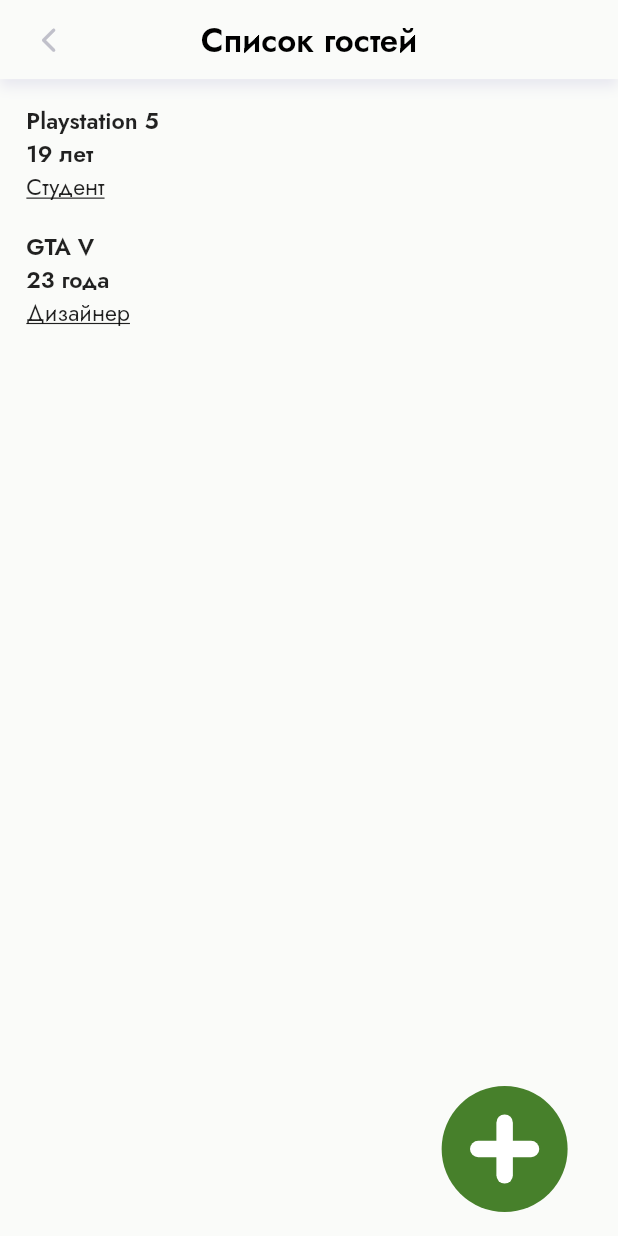
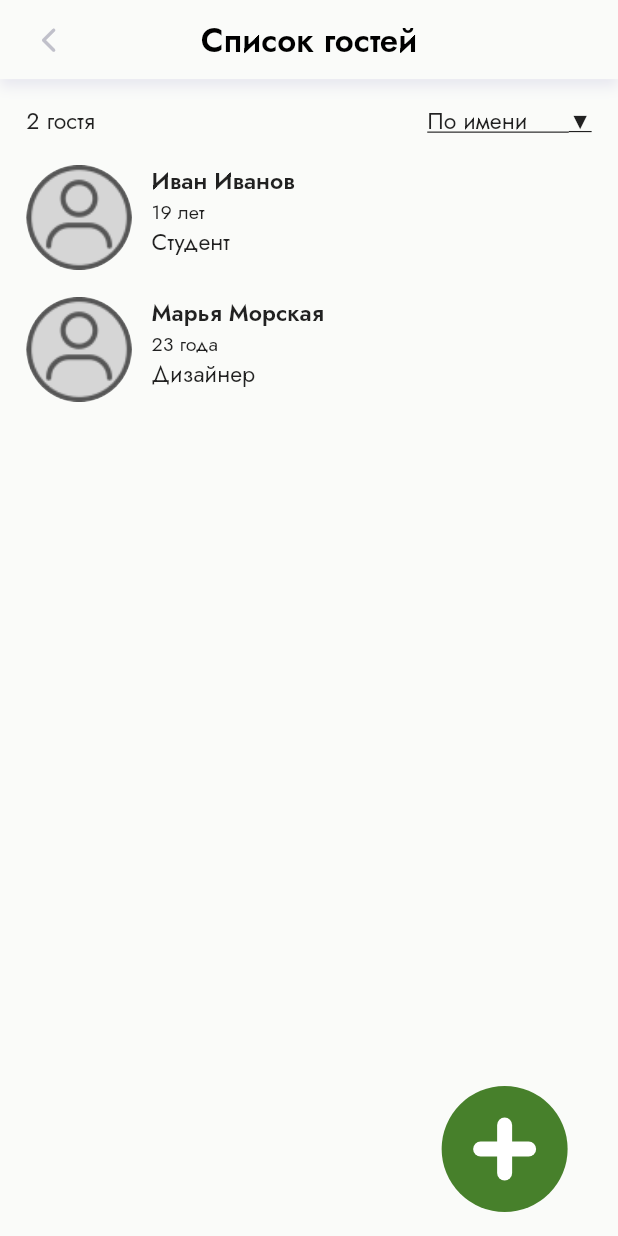
Before and after one commit to TemityStolyarov/birthday_app, a Flutter app: the screen it shows after launch, after a tap on "Список гостей", on a phone screen of 412 x 824 dp. Run offline on Flutter 3.47's test engine with Material 2 defaults, Android fonts, the phone set to English and light mode, and no system bars; our stand-ins replace flutter_screenutil; missing offline and left inert: yandex_mapkit; statements that could not run were skipped.

Commit message:
CustomFloatingButton size fixed, default Image for guests added

```diff
--- a/lib/ui/pages/guests_page/guests_page.dart
+++ b/lib/ui/pages/guests_page/guests_page.dart
@@ -13,12 +13,12 @@
 
 List<Map<String, dynamic>> persons = [
   {
-    'name': 'Playstation 5',
+    'name': 'Иван Иванов',
     'age': '19 лет',
     'profession': 'Студент',
   },
   {
-    'name': 'GTA V',
+    'name': 'Марья Морская',
     'age': '23 года',
     'profession': 'Дизайнер',
   },
@@ -53,8 +53,26 @@
                 Padding(
                   padding: EdgeInsets.all(16.sp),
                   child: Column(
-                    mainAxisAlignment: MainAxisAlignment.center,
                     children: [
+                      Row(
+                        mainAxisAlignment: MainAxisAlignment.spaceBetween,
+                        children: [
+                          Text(
+                            '2 гостя',
+                            style: TextStyle(
+                              fontSize: 14.sp,
+                            ),
+                          ),
+                          Text(
+                            'По имени      ▼',
+                            style: TextStyle(
+                              fontSize: 14.sp,
+                              decoration: TextDecoration.underline,
+                            ),
+                          ),
+                        ],
+                      ),
+                      SizedBox(height: 16.sp),
                       PersonsList(
                         persons: persons,
                         //TODO onImageChange: onImageChange,
@@ -113,11 +131,21 @@
     return Stack(
       children: [
         Row(
+          crossAxisAlignment: CrossAxisAlignment.start,
           children: [
-            Expanded(
-              child: Column(
+            SizedBox(
+              width: 64.sp,
+              height: 64.sp,
+              child: ClipOval(
+                child: Image.asset(
+                  'assets/images/person.png',
+                  fit: BoxFit.cover,
+                ),
+              ),
+            ),
+            SizedBox(width: 12.sp),
+            Column(
               crossAxisAlignment: CrossAxisAlignment.start,
-                mainAxisSize: MainAxisSize.min,
               children: [
                 Text(
                   name,
@@ -126,16 +154,17 @@
                 ),
                 Text(
                   age,
-                    style:
-                        TextStyle(fontSize: 14.sp, fontWeight: FontWeight.w600),
+                  style: TextStyle(
+                    fontSize: 12.sp,
+                  ),
                 ),
                 Text(
                   profession,
                   style: TextStyle(
-                        fontSize: 14.sp, decoration: TextDecoration.underline),
+                    fontSize: 14.sp,
+                  ),
                 ),
               ],
-              ),
             ),
           ],
         ),
--- a/lib/ui/pages/main_page/main_page.dart
+++ b/lib/ui/pages/main_page/main_page.dart
@@ -29,11 +29,6 @@
     setState(() {
       _wrappedEntertainments = !_wrappedEntertainments;
     });
-  }
-
-  @override
-  void initState() {
-    super.initState();
   }
 
   @override
--- a/lib/ui/widgets/custom_floating_button.dart
+++ b/lib/ui/widgets/custom_floating_button.dart
@@ -47,14 +47,14 @@
 class _PlusIconPainter extends CustomPainter {
   final Paint _paint = Paint()
     ..color = Colors.white
-    ..strokeWidth = 10.sp
+    ..strokeWidth = 10.spMin
     ..strokeCap = StrokeCap.round;
 
   @override
   void paint(Canvas canvas, Size size) {
     final double centerX = size.width / 2;
     final double centerY = size.height / 2;
-    final double armLength = 16.sp;
+    final double armLength = 16.spMin;
 
     canvas.drawLine(
       Offset(centerX - armLength, centerY),
```
Also changed, not shown: assets/images/person.png (added). Lines whose indentation alone changed are shown as unchanged.
